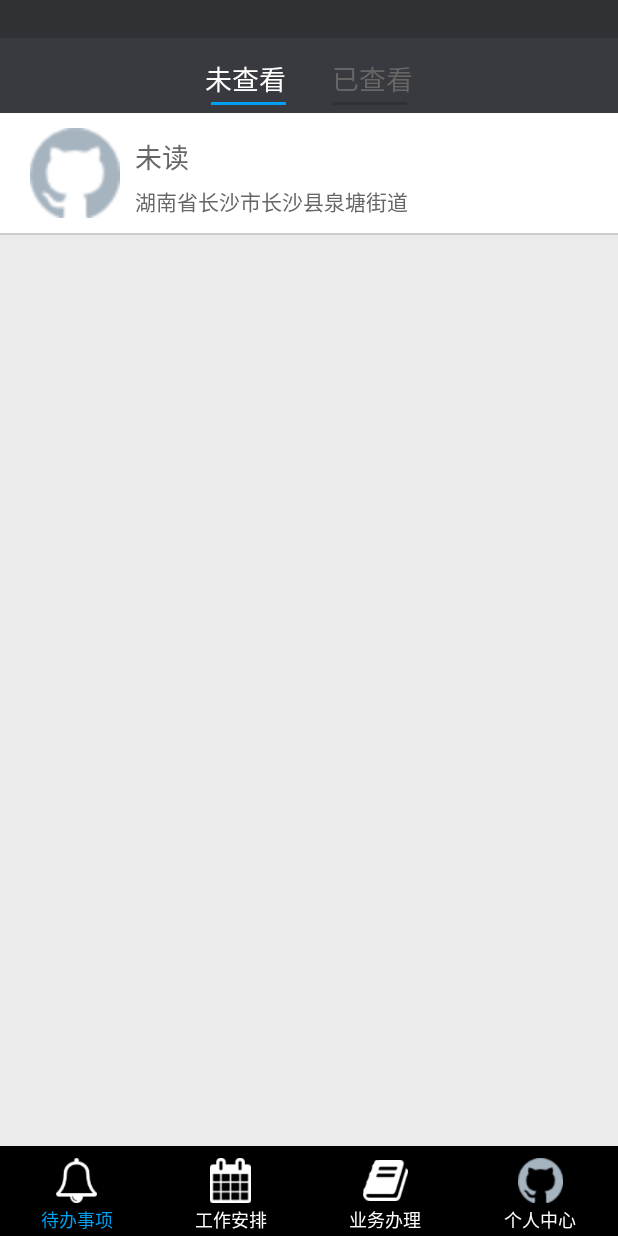
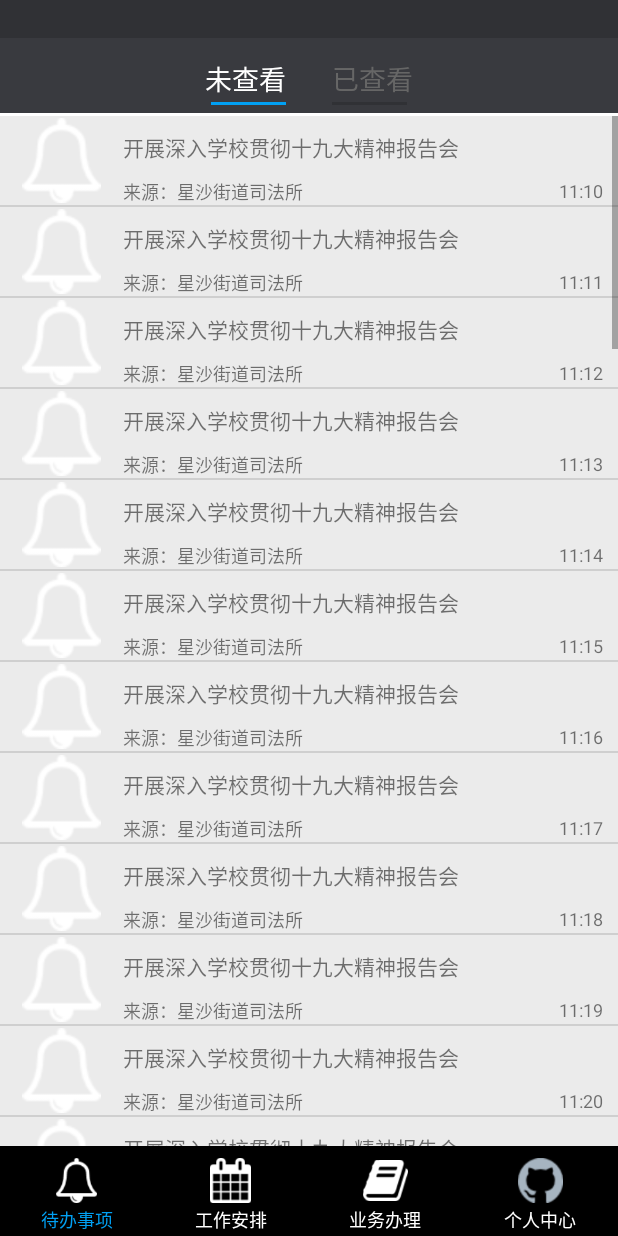
Before and after one commit to SliD007/Counselor2, an Android app: the UnreadBacklogFragment screen opened directly, with no data from a screen before it, on a phone screen of 412 x 824 dp. Run offline under Robolectric (Android 15) with nearby library versions, the phone set to English and light mode, and no system bars; our stand-ins replace ButterKnife.

Commit message:
ListView

```diff
--- a/app/src/main/java/test/example/com/counselor/view/schedule/ScheduleAdapter.java
+++ b/app/src/main/java/test/example/com/counselor/adapter/ListAdapter.java
@@ -1,4 +1,4 @@
-package test.example.com.counselor.view.schedule;
+package test.example.com.counselor.adapter;
 
 import android.content.Context;
 import android.widget.AdapterView;
@@ -8,8 +8,6 @@ import android.widget.TextView;
 import java.util.List;
 
 import test.example.com.counselor.R;
-import test.example.com.counselor.adapter.CommonAdapter;
-import test.example.com.counselor.adapter.ViewHolder;
 import test.example.com.counselor.entity.ListEntity;
 import test.example.com.counselor.listener.MyLvClickListener;
 
@@ -17,7 +15,7 @@ import test.example.com.counselor.listener.MyLvClickListener;
  * Created by Sli.D on 2017/12/21.
  */
 
-public class ScheduleAdapter extends CommonAdapter {
+public class ListAdapter extends CommonAdapter {
 
     //这里声明了两种回调响应
     //OnItemClickListenerListView自带属性
@@ -25,12 +23,12 @@ public class ScheduleAdapter extends CommonAdapter {
     //MyClickListener自定义响应接口（也可使用抽象类回调）
     MyLvClickListener mClickListener; //暂时用不到
 
-    public ScheduleAdapter(Context context, List<ListEntity> list) {
+    public ListAdapter(Context context, List<ListEntity> list) {
         super(context, list);
     }
 
-    public ScheduleAdapter(Context context, List<ListEntity> list, MyLvClickListener myClickListener,
-                        AdapterView.OnItemClickListener onItemClickListener) {
+    public ListAdapter(Context context, List<ListEntity> list, MyLvClickListener myClickListener,
+                       AdapterView.OnItemClickListener onItemClickListener) {
         //回调父类构造方法
         super(context, list);
         this.onItemClickListener = onItemClickListener;
--- a/app/src/main/java/test/example/com/counselor/base/BaseFragment.java
+++ b/app/src/main/java/test/example/com/counselor/base/BaseFragment.java
@@ -7,6 +7,7 @@ import android.support.v4.app.Fragment;
 import android.view.LayoutInflater;
 import android.view.View;
 import android.view.ViewGroup;
+import android.widget.Toast;
 
 import butterknife.ButterKnife;
 
@@ -35,8 +36,8 @@ public abstract class BaseFragment extends Fragment {
     public void onViewCreated(View view, @Nullable Bundle savedInstanceState) {
         super.onViewCreated(view, savedInstanceState);
 
+        initViews();
         initPresenter();
-        initViews();
         initEvents();
         initDatas();
 
@@ -67,4 +68,15 @@ public abstract class BaseFragment extends Fragment {
     protected abstract void initViews();
     protected abstract void initEvents();
     protected abstract void initDatas();
+
+    /*
+toast封装
+ */
+    protected void toast(String str, boolean is_long){
+        if(is_long)
+            Toast.makeText(mContext, str,Toast.LENGTH_LONG).show();
+        else
+            Toast.makeText(mContext, str,Toast.LENGTH_SHORT).show();
+    }
+
 }
--- a/app/src/main/java/test/example/com/counselor/view/backlog/UnreadBacklogFragment.java
+++ b/app/src/main/java/test/example/com/counselor/view/backlog/UnreadBacklogFragment.java
@@ -1,7 +1,22 @@
 package test.example.com.counselor.view.backlog;
 
+import android.os.Bundle;
+import android.view.LayoutInflater;
+import android.view.View;
+import android.view.ViewGroup;
+import android.widget.AdapterView;
+import android.widget.ListView;
+
+import java.util.ArrayList;
+import java.util.List;
+
+import butterknife.BindView;
+import butterknife.ButterKnife;
 import test.example.com.counselor.R;
+import test.example.com.counselor.adapter.ListAdapter;
 import test.example.com.counselor.base.BaseFragment;
+import test.example.com.counselor.entity.ListEntity;
+import test.example.com.counselor.listener.MyLvClickListener;
 
 /**
  * Created by Sli.D on 2017/12/20.
@@ -10,18 +25,35 @@ import test.example.com.counselor.base.BaseFragment;
 public class UnreadBacklogFragment extends BaseFragment {
 
 
+    ListEntity mEntity;
+    List<ListEntity> entityList;
+    ListAdapter mListAdapter;
+    @BindView(R.id.commonLv)
+    ListView commonLv;
+
     @Override
     protected int getFragmentLayoutId() {
         return R.layout.fragment_unreadbacklog;
     }
 
     @Override
-    protected void initPresenter() {
-
+    protected void initViews() {
+        //构造数据
+        entityList = new ArrayList<ListEntity>();//空指针高发处
+        for (int i = 0; i < 50; i++) {
+            mEntity = new ListEntity(R.layout.item_commonlist,
+                    "开展深入学校贯彻十九大精神报告会", "来源：星沙街道司法所", "11:" + (10 + i));
+            entityList.add(mEntity);
+        }
+        //创建adapter
+        mListAdapter = new ListAdapter(super.mContext, entityList, mClickListener, onItemClickListener);
+        commonLv.setAdapter(mListAdapter);
+        //设置回调
+        commonLv.setOnItemClickListener(onItemClickListener);
     }
 
     @Override
-    protected void initViews() {
+    protected void initPresenter() {
 
     }
 
@@ -34,4 +66,32 @@ public class UnreadBacklogFragment extends BaseFragment {
     protected void initDatas() {
 
     }
+
+    @Override
+    public View onCreateView(LayoutInflater inflater, ViewGroup container, Bundle savedInstanceState) {
+        // TODO: inflate a fragment view
+        View rootView = super.onCreateView(inflater, container, savedInstanceState);
+        ButterKnife.bind(this, rootView);
+        return rootView;
+    }
+
+    //Item响应回调
+    AdapterView.OnItemClickListener onItemClickListener = new AdapterView.OnItemClickListener() {
+
+        @Override
+        public void onItemClick(AdapterView<?> parent, View view, int position, long id) {
+            toast("时间：" + "11:"+(10+position), true);
+        }
+    };
+    //控件响应回调
+    MyLvClickListener mClickListener = new MyLvClickListener() {
+        @Override
+        public void myOnClick(int position, View view) {
+            toast("这是第" + (position + 1) + "条", true);
+        }
+        public void onClick(View v) {   //先响应onclick(权限高) 可以将响应移交出去
+            myOnClick((Integer) v.getTag(), v);
+        }
+
+    };
 }
--- a/app/src/main/java/test/example/com/counselor/view/schedule/ScheduleActivity.java
+++ b/app/src/main/java/test/example/com/counselor/view/schedule/ScheduleActivity.java
@@ -21,6 +21,7 @@ import butterknife.BindView;
 import butterknife.ButterKnife;
 import butterknife.OnClick;
 import test.example.com.counselor.R;
+import test.example.com.counselor.adapter.ListAdapter;
 import test.example.com.counselor.base.BaseActivity;
 import test.example.com.counselor.entity.ListEntity;
 import test.example.com.counselor.listener.MyLvClickListener;
@@ -39,7 +40,7 @@ public class ScheduleActivity extends BaseActivity {
 
     ListEntity mEntity;
     List<ListEntity> entityList;
-    ScheduleAdapter mScheduleAdapter;
+    ListAdapter mListAdapter;
     @BindView(R.id.scheduleLv)
     ListView scheduleLv;
 
@@ -65,8 +66,8 @@ public class ScheduleActivity extends BaseActivity {
             entityList.add(mEntity);
         }
         //创建adapter
-        mScheduleAdapter = new ScheduleAdapter(this, entityList, mClickListener, onItemClickListener);
-        scheduleLv.setAdapter(mScheduleAdapter);
+        mListAdapter = new ListAdapter(this, entityList, mClickListener, onItemClickListener);
+        scheduleLv.setAdapter(mListAdapter);
         //设置回调
         scheduleLv.setOnItemClickListener(onItemClickListener);
     }
--- a/app/src/main/res/layout/activity_backlog.xml
+++ b/app/src/main/res/layout/activity_backlog.xml
@@ -82,24 +82,19 @@
         </include>
     </RelativeLayout>
 
-    <ScrollView
+    <FrameLayout
+        android:id="@+id/backlogFL"
         android:layout_width="match_parent"
         android:layout_height="match_parent"
         android:layout_below="@id/titlelBarRl"
         android:layout_above="@id/bottomBarRl"
         android:background="#EBEBEB">
-        <FrameLayout
-            android:id="@+id/backlogFL"
+        <ListView
+            android:id="@+id/backlogLv"
+            android:layout_marginTop="2dp"
             android:layout_width="match_parent"
             android:layout_height="match_parent">
-            <ListView
-                android:id="@+id/backlogLv"
-                android:layout_marginTop="2dp"
-                android:layout_width="match_parent"
-                android:layout_height="match_parent">
 
-            </ListView>
-        </FrameLayout>
-    </ScrollView>
-
+        </ListView>
+    </FrameLayout>
 </RelativeLayout>
--- a/app/src/main/res/layout/activity_schedule.xml
+++ b/app/src/main/res/layout/activity_schedule.xml
@@ -39,7 +39,8 @@
         android:layout_width="match_parent"
         android:layout_height="match_parent"
         android:layout_below="@id/titlelBarRl"
-        android:layout_above="@id/bottomBarRl">
+        android:layout_above="@id/bottomBarRl"
+        android:dividerHeight="1dp">
 
     </ListView>
 </RelativeLayout>
--- a/app/src/main/res/layout/fragment_unreadbacklog.xml
+++ b/app/src/main/res/layout/fragment_unreadbacklog.xml
@@ -4,47 +4,14 @@
     android:layout_width="match_parent"
     android:layout_height="match_parent"
     android:background="#fff">
-    <!-- 一个条目 -->
-    <RelativeLayout
+    <ListView
+        android:id="@+id/commonLv"
+        android:layout_marginTop="2dp"
+        android:background="#EBEBEB"
         android:layout_width="match_parent"
-        android:layout_height="80dp" >
+        android:layout_height="match_parent"
+        android:layout_below="@id/titlelBarRl"
+        android:layout_above="@id/bottomBarRl"
+        android:dividerHeight="1dp"/>
 
-        <ImageView
-            android:src="@drawable/u1740"
-            android:id="@+id/headImgPersonal"
-            android:layout_width="60dp"
-            android:layout_height="60dp"
-            android:layout_centerVertical="true"
-            android:layout_marginLeft="20dp" >
-        </ImageView>
-
-        <TextView
-            android:id="@+id/nameTv"
-            android:text="未读"
-            android:textColor="#666666"
-            android:textSize="18sp"
-            android:layout_width="wrap_content"
-            android:layout_height="wrap_content"
-            android:layout_toRightOf="@id/headImgPersonal"
-            android:layout_alignTop="@id/headImgPersonal"
-            android:layout_marginLeft="10dp"
-            android:layout_marginTop="5dp" />
-
-        <TextView
-            android:id="@+id/addressTv"
-            android:text="湖南省长沙市长沙县泉塘街道"
-            android:textColor="#666666"
-            android:textSize="14sp"
-            android:layout_width="wrap_content"
-            android:layout_height="wrap_content"
-            android:layout_below="@id/nameTv"
-            android:layout_toRightOf="@id/headImgPersonal"
-            android:layout_marginLeft="10dp"
-            android:layout_marginTop="5dp" />
-
-    </RelativeLayout>
-    <View
-        android:layout_width="match_parent"
-        android:layout_height="1dp"
-        android:background="#ccc"/>
 </LinearLayout>
```
